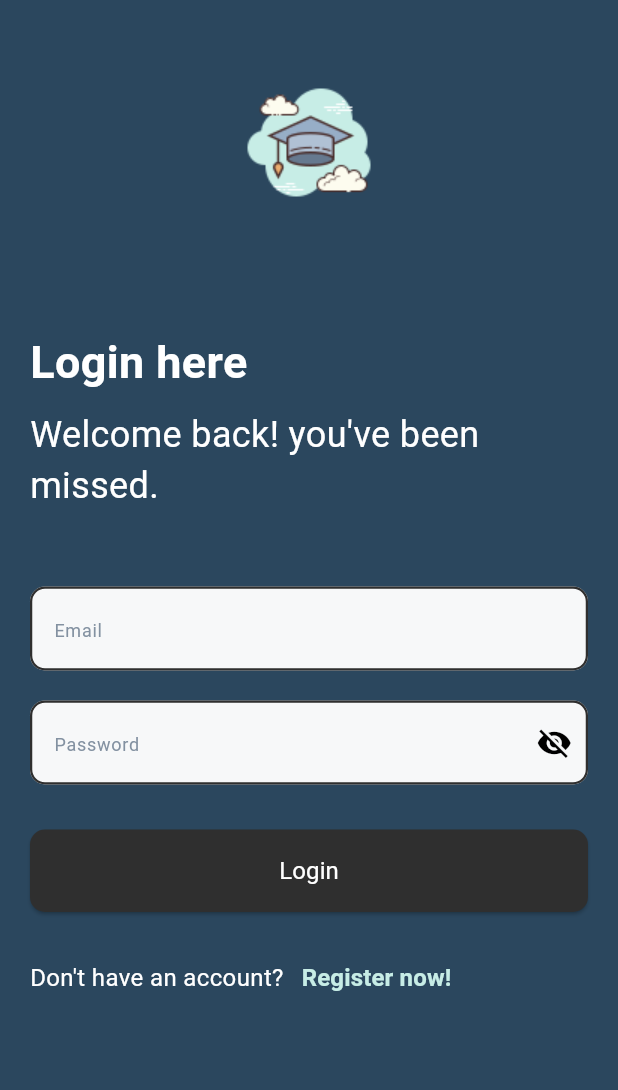
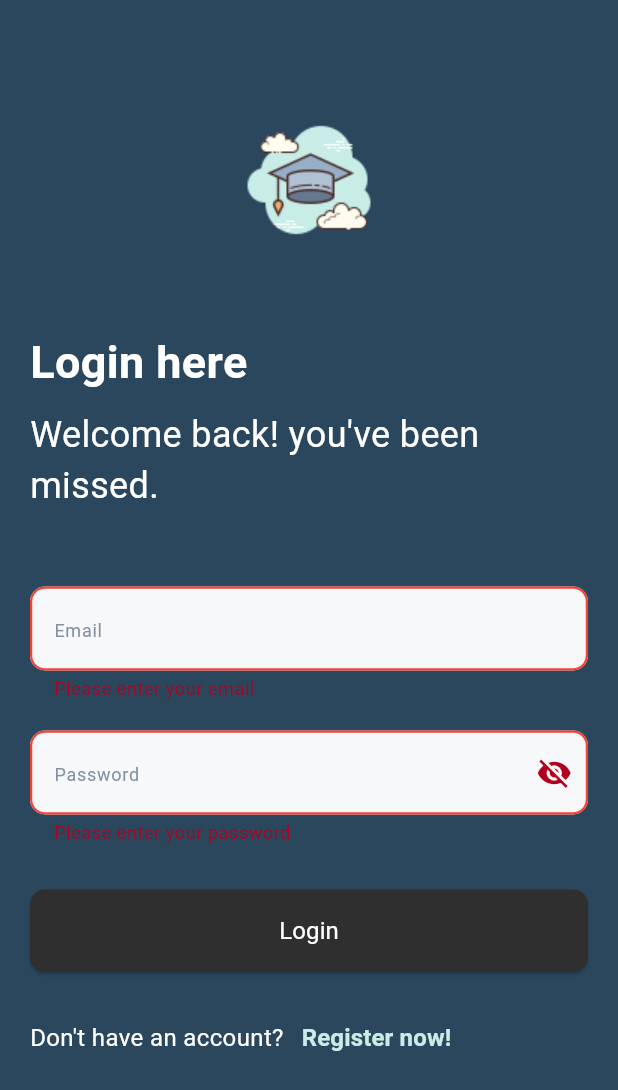
Before and after one commit to BassamEmad39/chat_app, a Flutter app: the screen it shows after launch, after a tap on "Login", on a phone screen of 412 x 824 dp. Shown: the top 1090 px of the screen. Run offline on Flutter 3.47's test engine with Material 3 defaults, Android fonts, the phone set to English and light mode, and no system bars; drawn by our look-alikes of modal_progress_hud_nsn; our stand-ins replace firebase_auth, firebase_core, gap, go_router, lottie, shared_preferences; accounts and stored records are empty.

Commit message:
Auth Done

```diff
--- a/lib/components/inputs/name_text_field.dart
+++ b/lib/components/inputs/name_text_form_field.dart
@@ -1,7 +1,7 @@
 import 'package:flutter/material.dart';
 
-class NameTextField extends StatefulWidget {
-  const NameTextField({
+class NameTextFormField extends StatefulWidget {
+  const NameTextFormField({
     super.key,
     this.hintText,
     this.controller,
@@ -9,6 +9,7 @@ class NameTextField extends StatefulWidget {
     this.keyboardType,
     this.isPassword = false,
     this.onChanged,
+    this.validator,
   });
   final String? hintText;
   final TextEditingController? controller;
@@ -16,16 +17,17 @@ class NameTextField extends StatefulWidget {
   final TextInputType? keyboardType;
   final bool isPassword;
   final Function(String)? onChanged;
+  final String? Function(String?)? validator;
 
   @override
-  State<NameTextField> createState() => _NameTextFieldState();
+  State<NameTextFormField> createState() => _NameTextFieldState();
 }
 
-class _NameTextFieldState extends State<NameTextField> {
+class _NameTextFieldState extends State<NameTextFormField> {
   bool obscureText = true;
   @override
   Widget build(BuildContext context) {
-    return TextField(
+    return TextFormField(
       onChanged: widget.onChanged,
       obscureText: widget.isPassword ? obscureText : false,
 
@@ -33,6 +35,7 @@ class _NameTextFieldState extends State<NameTextField> {
         FocusScope.of(context).unfocus();
       },
       controller: widget.controller,
+      validator: widget.validator,
       keyboardType: widget.keyboardType,
       decoration: InputDecoration(
         hintText: widget.hintText,
--- a/lib/core/extensions/validations.dart
+++ /dev/null
@@ -1,5 +0,0 @@
-bool isEmailValid(String email) {
-  return RegExp(
-    r'^[a-zA-Z0-9._%+-]+@[a-zA-Z0-9.-]+\.[a-zA-Z]{2,}$',
-  ).hasMatch(email);
-}
--- a/lib/core/routers/routers.dart
+++ b/lib/core/routers/routers.dart
@@ -1,5 +1,6 @@
 import 'package:chat_app/features/auth/pages/login_page.dart';
 import 'package:chat_app/features/auth/pages/register_page.dart';
+import 'package:chat_app/features/chat/chat_page.dart';
 import 'package:chat_app/features/intro/splash_screen.dart';
 import 'package:go_router/go_router.dart';
 
@@ -7,12 +8,14 @@ class Routes {
   static const String splash = '/';
   static const String login = '/login';
   static const String register = '/register';
+  static const String chat = '/chat';
 
   static final routers = GoRouter(
     routes: [
       GoRoute(path: splash, builder: (context, state) => const SplashScreen()),
       GoRoute(path: login, builder: (context, state) => LoginPage()),
       GoRoute(path: register, builder: (context, state) => RegisterPage()),
+      GoRoute(path: chat, builder: (context, state) => ChatPage()),
     ],
   );
 }
--- a/lib/features/auth/pages/login_page.dart
+++ b/lib/features/auth/pages/login_page.dart
@@ -1,35 +1,39 @@
+// ignore_for_file: use_build_context_synchronously
+
+import 'dart:developer';
+
 import 'package:chat_app/components/buttons/main_button.dart';
-import 'package:chat_app/components/inputs/name_text_field.dart';
+import 'package:chat_app/components/dialogs/loading_dialog.dart';
+import 'package:chat_app/components/inputs/name_text_form_field.dart';
 import 'package:chat_app/core/constants/app_assets.dart';
 import 'package:chat_app/core/extensions/navigations.dart';
 import 'package:chat_app/core/routers/routers.dart';
 import 'package:chat_app/core/utils/app_colors.dart';
 import 'package:chat_app/core/utils/text_styles.dart';
-import 'package:chat_app/features/auth/services/auth_services.dart';
+import 'package:firebase_auth/firebase_auth.dart';
 import 'package:flutter/material.dart';
 import 'package:gap/gap.dart';
+import 'package:modal_progress_hud_nsn/modal_progress_hud_nsn.dart';
 
-class LoginPage extends StatelessWidget {
-  LoginPage({super.key});
-  final TextEditingController emailController = TextEditingController();
-  final TextEditingController passwordController = TextEditingController();
+class LoginPage extends StatefulWidget {
+  const LoginPage({super.key});
+
+  @override
+  State<LoginPage> createState() => _LoginPageState();
+}
+
+class _LoginPageState extends State<LoginPage> {
+  String? email, password;
+
   final formKey = GlobalKey<FormState>();
 
-  void login() async {
-    final authService = AuthServices();
-    try {
-      await authService.signInWithEmail(
-        emailController.text,
-        passwordController.text,
-      );
-    } catch (e) {
-      print('Error logging in: $e');
-    }
-  }
+  bool isLoading = false;
 
   @override
   Widget build(BuildContext context) {
-    return Scaffold(
+    return ModalProgressHUD(
+      inAsyncCall: isLoading,
+      child: Scaffold(
         body: Padding(
           padding: const EdgeInsets.all(20.0),
           child: Form(
@@ -39,7 +43,8 @@ class LoginPage extends StatelessWidget {
                 crossAxisAlignment: CrossAxisAlignment.start,
                 mainAxisAlignment: MainAxisAlignment.center,
                 children: [
-                Center(child: Image.asset(AppAssets.scholar, width: 150)),
+                  Gap(50),
+                  Center(child: Image.asset(AppAssets.scholar, width: 100)),
                   Gap(50),
                   Text(
                     'Login here',
@@ -54,19 +59,61 @@ class LoginPage extends StatelessWidget {
                     style: TextStyles.getHeadLine2(color: AppColors.whiteColor),
                   ),
                   Gap(50),
-                NameTextField(hintText: 'Email', controller: emailController),
+                  NameTextFormField(
+                    hintText: 'Email',
+                    onChanged: (value) {
+                      email = value;
+                    },
+                    validator: (value) {
+                      if (value == null || value.isEmpty) {
+                        return 'Please enter your email';
+                      }
+                      return null;
+                    },
+                  ),
                   Gap(20),
-                NameTextField(
+                  NameTextFormField(
                     hintText: 'Password',
+                    onChanged: (value) {
+                      password = value;
+                    },
                     isPassword: true,
-                  controller: passwordController,
+                    validator: (value) {
+                      if (value == null || value.isEmpty) {
+                        return 'Please enter your password';
+                      }
+                      return null;
+                    },
                   ),
                   Gap(30),
                   MainButton(
                     text: 'Login',
-                  onPressed: () {
+                    onPressed: () async {
                       if (formKey.currentState!.validate()) {
-                      login();
+                        isLoading = true;
+                        setState(() {});
+                        try {
+                          await login();
+                          showSuccessDialog(context, 'Login successful!');
+                          context.pushWithReplacement(Routes.chat);
+                        } on FirebaseAuthException catch (e) {
+                          if (e.code == 'user-not-found') {
+                            showErrorDialog(
+                              context,
+                              'No user found for that email.',
+                            );
+                          } else if (e.code == 'wrong-password') {
+                            showErrorDialog(
+                              context,
+                              'Wrong password provided for that user.',
+                            );
+                          }
+                        } catch (e) {
+                          log(e.toString());
+                          showErrorDialog(context, 'There was an error');
+                        }
+                        isLoading = false;
+                        setState(() {});
                       }
                     },
                   ),
@@ -96,6 +143,13 @@ class LoginPage extends StatelessWidget {
             ),
           ),
         ),
+      ),
     );
   }
+
+  Future<void> login() async {
+    // ignore: unused_local_variable
+    UserCredential user = await FirebaseAuth.instance
+        .signInWithEmailAndPassword(email: email!, password: password!);
   }
+}
--- a/pubspec.yaml
+++ b/pubspec.yaml
@@ -14,6 +14,7 @@ dependencies:
   gap: ^3.0.1
   go_router: ^16.2.0
   lottie: ^3.3.1
+  modal_progress_hud_nsn: ^0.5.1
   shared_preferences: ^2.5.3
 
 dev_dependencies:
```
Also changed, not shown: lib/core/constants/app_constants.dart (deleted, +0 -25 lines), lib/core/extensions/media_query.dart (deleted, +0 -7 lines), lib/features/auth/pages/register_page.dart (+42 -13 lines), lib/features/chat/chat_page.dart (added, +17 -0 lines), pubspec.lock. Lines whose indentation alone changed are shown as unchanged.
